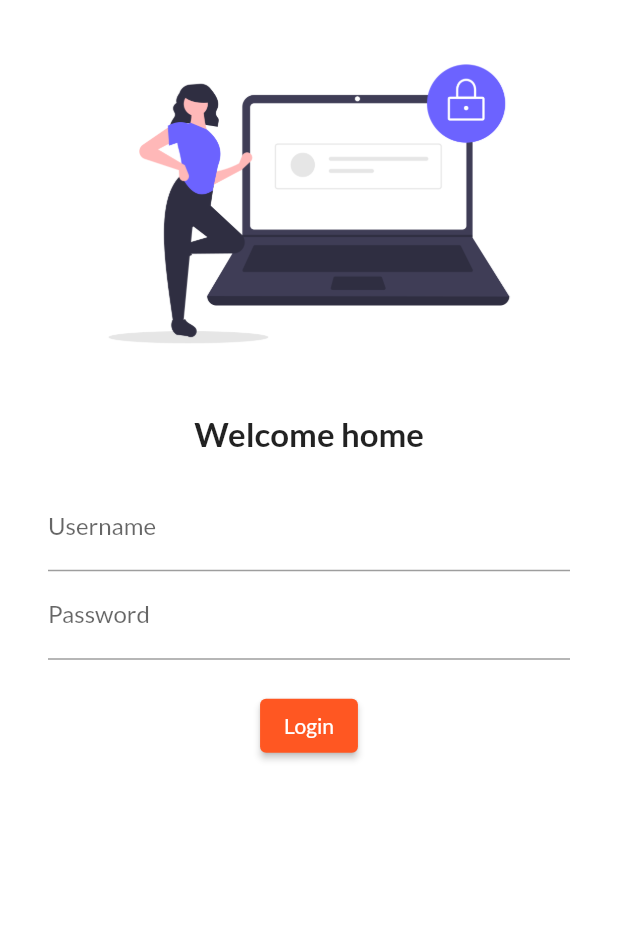
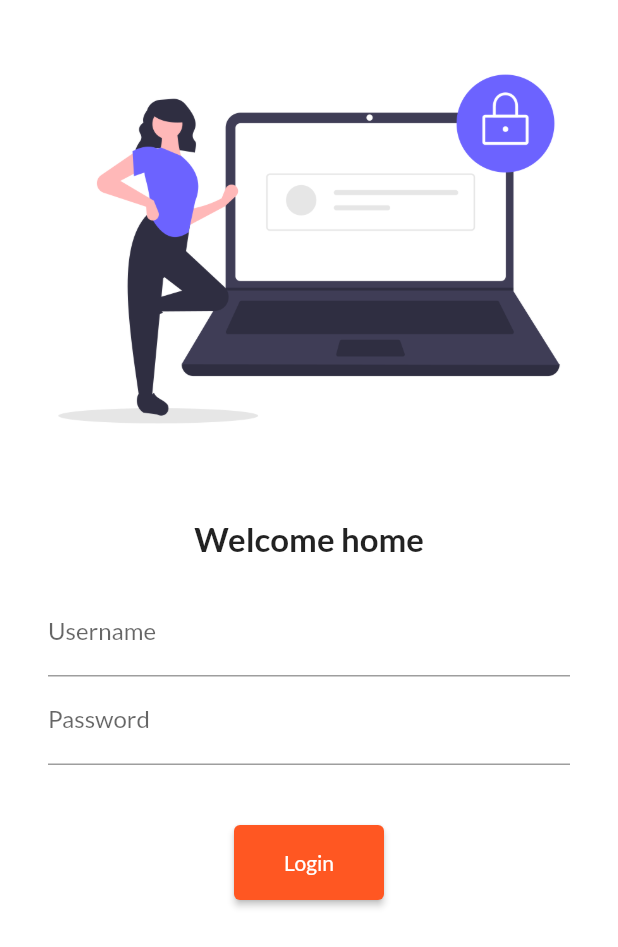
Before and after one commit to mramanindia/flutter_basic_app, a Flutter app: the screen it shows after launch, on a phone screen of 412 x 824 dp. Shown: the top 947 px of the screen. Run offline on Flutter 3.47's test engine with Material 2 defaults, Android fonts, the phone set to English and light mode, and no system bars; our stand-ins replace google_fonts.

Commit message:
added navigation

```diff
--- a/lib/main.dart
+++ b/lib/main.dart
@@ -2,6 +2,7 @@ import 'package:flutter/material.dart';
 import 'package:google_fonts/google_fonts.dart';
 import 'pages/homepage.dart';
 import 'pages/login_page.dart';
+import 'utils/routes.dart';
 
 void main() {
   runApp(AmanApp());
@@ -18,9 +19,11 @@ class AmanApp extends StatelessWidget {
       ),
       darkTheme: ThemeData(
           brightness: Brightness.dark, primarySwatch: Colors.deepOrange),
-      initialRoute: "/login_page",
+      initialRoute: "/",
       routes: {
         "/": (context) => LoginPage(),
+        MyRoutes.homeRoute: (context) => HomePage(),
+        MyRoutes.loginRoute: (context) => LoginPage()
       },
     );
   }
--- a/lib/pages/login_page.dart
+++ b/lib/pages/login_page.dart
@@ -1,3 +1,4 @@
+import 'package:course_project/utils/routes.dart';
 import 'package:flutter/material.dart';
 
 class LoginPage extends StatelessWidget {
@@ -7,15 +8,18 @@ class LoginPage extends StatelessWidget {
         color: Colors.white,
         child: Padding(
           padding: const EdgeInsets.symmetric(vertical: 16.0, horizontal: 32.0),
+          child: SingleChildScrollView(
             child: Column(
               children: [
                 Image.asset(
                   "assets/images/undraw_secure_login_pdn4.png",
                   fit: BoxFit.cover,
+                  height: 300,
                 ),
-              SizedBox(height: 20.0),
+                SizedBox(height: 30.0),
                 Text("Welcome home",
-                  style: TextStyle(fontSize: 22, fontWeight: FontWeight.bold)),
+                    style:
+                        TextStyle(fontSize: 22, fontWeight: FontWeight.bold)),
                 SizedBox(height: 20.0),
                 Column(
                   children: [
@@ -32,17 +36,19 @@ class LoginPage extends StatelessWidget {
                         labelText: "Password",
                       ),
                     ),
-                  SizedBox(height: 20.0),
+                    SizedBox(height: 40.0),
                     ElevatedButton(
                       child: Text("Login"),
+                      style: TextButton.styleFrom(minimumSize: Size(100, 50)),
                       onPressed: () {
-                      print("Hi Aman");
+                        Navigator.pushNamed(context, MyRoutes.homeRoute);
                       },
                     )
                   ],
                 )
               ],
             ),
+          ),
         ));
   }
 }
--- /dev/null
+++ b/lib/utils/routes.dart
@@ -0,0 +1,4 @@
+class MyRoutes {
+  static String loginRoute = "/login";
+  static String homeRoute = "/home";
+}
```
Lines whose indentation alone changed are shown as unchanged.
